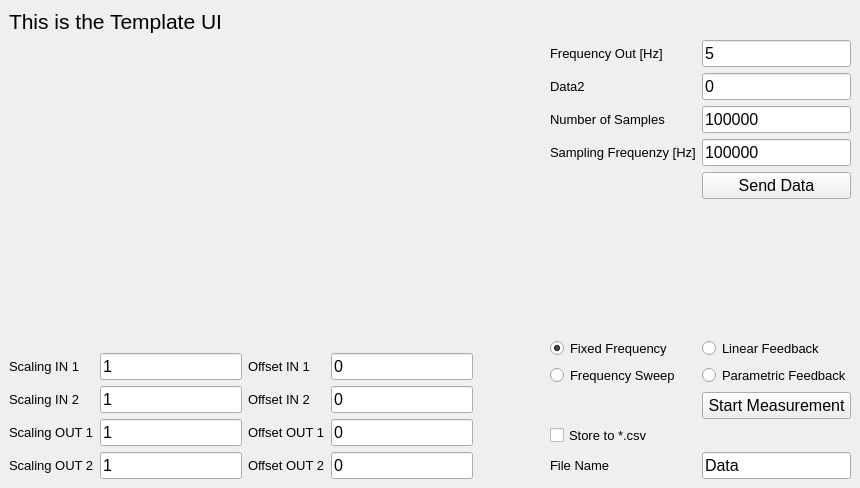
Old version of the form GUI_v2.0/UI.ui in the repository ccam80/RedPitaya_PC_Client.
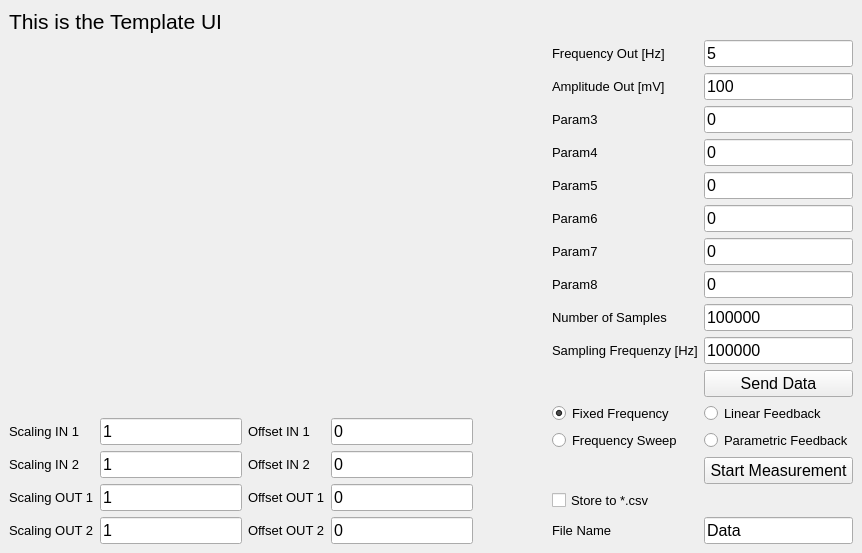
New version of the form.

Commit message: Updated to 8 input parameter

What changed in the file:
```diff
--- a/GUI_v2.0/UI.ui
+++ b/GUI_v2.0/UI.ui
@@ -6,8 +6,8 @@
    <rect>
     <x>0</x>
     <y>0</y>
-    <width>860</width>
-    <height>488</height>
+    <width>862</width>
+    <height>552</height>
    </rect>
   </property>
   <property name="windowTitle">
@@ -301,6 +301,105 @@
           </property>
          </widget>
         </item>
+        <item row="8" column="1">
+         <widget class="QLineEdit" name="inputData9">
+          <property name="font">
+           <font>
+            <pointsize>12</pointsize>
+           </font>
+          </property>
+          <property name="text">
+           <string>100000</string>
+          </property>
+         </widget>
+        </item>
+        <item row="10" column="1">
+         <widget class="QPushButton" name="buttonSend">
+          <property name="font">
+           <font>
+            <pointsize>12</pointsize>
+           </font>
+          </property>
+          <property name="text">
+           <string>Send Data</string>
+          </property>
+         </widget>
+        </item>
+        <item row="14" column="1">
+         <widget class="QPushButton" name="buttonMeasurement">
+          <property name="font">
+           <font>
+            <pointsize>12</pointsize>
+           </font>
+          </property>
+          <property name="text">
+           <string>Start Measurement</string>
+          </property>
+         </widget>
+        </item>
+        <item row="9" column="0">
+         <widget class="QLabel" name="labelData10">
+          <property name="font">
+           <font>
+            <pointsize>10</pointsize>
+           </font>
+          </property>
+          <property name="layoutDirection">
+           <enum>Qt::LeftToRight</enum>
+          </property>
+          <property name="text">
+           <string>Sampling Frequenzy [Hz]</string>
+          </property>
+         </widget>
+        </item>
+        <item row="3" column="1">
+         <widget class="QLineEdit" name="inputData4">
+          <property name="font">
+           <font>
+            <pointsize>12</pointsize>
+           </font>
+          </property>
+          <property name="text">
+           <string>0</string>
+          </property>
+         </widget>
+        </item>
+        <item row="5" column="1">
+         <widget class="QLineEdit" name="inputData6">
+          <property name="font">
+           <font>
+            <pointsize>12</pointsize>
+           </font>
+          </property>
+          <property name="text">
+           <string>0</string>
+          </property>
+         </widget>
+        </item>
+        <item row="3" column="0">
+         <widget class="QLabel" name="labelData4">
+          <property name="font">
+           <font>
+            <pointsize>10</pointsize>
+           </font>
+          </property>
+          <property name="text">
+           <string>Param4</string>
+          </property>
+         </widget>
+        </item>
+        <item row="13" column="0">
+         <widget class="QRadioButton" name="Frequency_Sweep">
+          <property name="font">
+           <font>
+            <pointsize>10</pointsize>
+           </font>
+          </property>
+          <property name="text">
+           <string>Frequency Sweep</string>
+          </property>
+         </widget>
+        </item>
         <item row="0" column="1">
          <widget class="QLineEdit" name="inputData1">
           <property name="font">
@@ -324,34 +423,7 @@
            <enum>Qt::LeftToRight</enum>
           </property>
           <property name="text">
-           <string>Data2</string>
-          </property>
-         </widget>
-        </item>
-        <item row="1" column="1">
-         <widget class="QLineEdit" name="inputData2">
-          <property name="font">
-           <font>
-            <pointsize>12</pointsize>
-           </font>
-          </property>
-          <property name="text">
-           <string>0</string>
-          </property>
-         </widget>
-        </item>
-        <item row="2" column="0">
-         <widget class="QLabel" name="labelData3">
-          <property name="font">
-           <font>
-            <pointsize>10</pointsize>
-           </font>
-          </property>
-          <property name="layoutDirection">
-           <enum>Qt::LeftToRight</enum>
-          </property>
-          <property name="text">
-           <string>Number of Samples</string>
+           <string>Amplitude Out [mV]</string>
           </property>
          </widget>
         </item>
@@ -363,12 +435,12 @@
            </font>
           </property>
           <property name="text">
-           <string>100000</string>
+           <string>0</string>
           </property>
          </widget>
         </item>
-        <item row="3" column="0">
-         <widget class="QLabel" name="labelData4">
+        <item row="8" column="0">
+         <widget class="QLabel" name="labelData9">
           <property name="font">
            <font>
             <pointsize>10</pointsize>
@@ -378,35 +450,101 @@
            <enum>Qt::LeftToRight</enum>
           </property>
           <property name="text">
-           <string>Sampling Frequenzy [Hz]</string>
+           <string>Number of Samples</string>
           </property>
          </widget>
         </item>
-        <item row="3" column="1">
-         <widget class="QLineEdit" name="inputData4">
+        <item row="2" column="0">
+         <widget class="QLabel" name="labelData3">
           <property name="font">
            <font>
+            <pointsize>10</pointsize>
+           </font>
+          </property>
+          <property name="text">
+           <string>Param3</string>
+          </property>
+         </widget>
+        </item>
+        <item row="13" column="1">
+         <widget class="QRadioButton" name="Parametric_Feedback">
+          <property name="font">
+           <font>
+            <pointsize>10</pointsize>
+           </font>
+          </property>
+          <property name="text">
+           <string>Parametric Feedback</string>
+          </property>
+         </widget>
+        </item>
+        <item row="6" column="1">
+         <widget class="QLineEdit" name="inputData7">
+          <property name="font">
+           <font>
             <pointsize>12</pointsize>
            </font>
           </property>
           <property name="text">
-           <string>100000</string>
+           <string>0</string>
           </property>
          </widget>
         </item>
-        <item row="4" column="1">
-         <widget class="QPushButton" name="buttonSend">
+        <item row="4" column="0">
+         <widget class="QLabel" name="labelData5">
           <property name="font">
            <font>
+            <pointsize>10</pointsize>
+           </font>
+          </property>
+          <property name="text">
+           <string>Param5</string>
+          </property>
+         </widget>
+        </item>
+        <item row="12" column="0">
+         <widget class="QRadioButton" name="Fixed_Frequency">
+          <property name="font">
+           <font>
+            <pointsize>10</pointsize>
+           </font>
+          </property>
+          <property name="text">
+           <string>Fixed Frequency</string>
+          </property>
+          <property name="checked">
+           <bool>true</bool>
+          </property>
+         </widget>
+        </item>
+        <item row="9" column="1">
+         <widget class="QLineEdit" name="inputData10">
+          <property name="font">
+           <font>
             <pointsize>12</pointsize>
            </font>
           </property>
           <property name="text">
-           <string>Send Data</string>
+           <string>100000</string>
           </property>
          </widget>
         </item>
-        <item row="5" column="0">
+        <item row="16" column="0">
+         <widget class="QLabel" name="labelFileName">
+          <property name="font">
+           <font>
+            <pointsize>10</pointsize>
+           </font>
+          </property>
+          <property name="layoutDirection">
+           <enum>Qt::LeftToRight</enum>
+          </property>
+          <property name="text">
+           <string>File Name</string>
+          </property>
+         </widget>
+        </item>
+        <item row="11" column="0">
          <spacer name="verticalSpacer">
           <property name="orientation">
            <enum>Qt::Vertical</enum>
@@ -419,70 +557,31 @@
           </property>
          </spacer>
         </item>
-        <item row="6" column="0">
-         <widget class="QRadioButton" name="Fixed_Frequency">
+        <item row="1" column="1">
+         <widget class="QLineEdit" name="inputData2">
           <property name="font">
            <font>
-            <pointsize>10</pointsize>
+            <pointsize>12</pointsize>
            </font>
           </property>
           <property name="text">
-           <string>Fixed Frequency</string>
+           <string>100</string>
           </property>
-          <property name="checked">
-           <bool>true</bool>
-          </property>
          </widget>
         </item>
-        <item row="6" column="1">
-         <widget class="QRadioButton" name="Linear_Feedback">
+        <item row="4" column="1">
+         <widget class="QLineEdit" name="inputData5">
           <property name="font">
            <font>
-            <pointsize>10</pointsize>
-           </font>
-          </property>
-          <property name="text">
-           <string>Linear Feedback</string>
-          </property>
-         </widget>
-        </item>
-        <item row="7" column="0">
-         <widget class="QRadioButton" name="Frequency_Sweep">
-          <property name="font">
-           <font>
-            <pointsize>10</pointsize>
-           </font>
-          </property>
-          <property name="text">
-           <string>Frequency Sweep</string>
-          </property>
-         </widget>
-        </item>
-        <item row="7" column="1">
-         <widget class="QRadioButton" name="Parametric_Feedback">
-          <property name="font">
-           <font>
-            <pointsize>10</pointsize>
-           </font>
-          </property>
-          <property name="text">
-           <string>Parametric Feedback</string>
-          </property>
-         </widget>
-        </item>
-        <item row="8" column="1">
-         <widget class="QPushButton" name="buttonMeasurement">
-          <property name="font">
-           <font>
             <pointsize>12</pointsize>
            </font>
           </property>
           <property name="text">
-           <string>Start Measurement</string>
+           <string>0</string>
           </property>
          </widget>
         </item>
-        <item row="9" column="0">
+        <item row="15" column="0">
          <widget class="QCheckBox" name="checkBoxStore">
           <property name="font">
            <font>
@@ -494,22 +593,7 @@
           </property>
          </widget>
         </item>
-        <item row="10" column="0">
-         <widget class="QLabel" name="labelFileName">
-          <property name="font">
-           <font>
-            <pointsize>10</pointsize>
-           </font>
-          </property>
-          <property name="layoutDirection">
-           <enum>Qt::LeftToRight</enum>
-          </property>
-          <property name="text">
-           <string>File Name</string>
-          </property>
-         </widget>
-        </item>
-        <item row="10" column="1">
+        <item row="16" column="1">
          <widget class="QLineEdit" name="inputFileName">
           <property name="font">
            <font>
@@ -521,6 +605,66 @@
           </property>
          </widget>
         </item>
+        <item row="12" column="1">
+         <widget class="QRadioButton" name="Linear_Feedback">
+          <property name="font">
+           <font>
+            <pointsize>10</pointsize>
+           </font>
+          </property>
+          <property name="text">
+           <string>Linear Feedback</string>
+          </property>
+         </widget>
+        </item>
+        <item row="7" column="1">
+         <widget class="QLineEdit" name="inputData8">
+          <property name="font">
+           <font>
+            <pointsize>12</pointsize>
+           </font>
+          </property>
+          <property name="text">
+           <string>0</string>
+          </property>
+         </widget>
+        </item>
+        <item row="5" column="0">
+         <widget class="QLabel" name="labelData6">
+          <property name="font">
+           <font>
+            <pointsize>10</pointsize>
+           </font>
+          </property>
+          <property name="text">
+           <string>Param6</string>
+          </property>
+         </widget>
+        </item>
+        <item row="6" column="0">
+         <widget class="QLabel" name="labelData7">
+          <property name="font">
+           <font>
+            <pointsize>10</pointsize>
+           </font>
+          </property>
+          <property name="text">
+           <string>Param7</string>
+          </property>
+         </widget>
+        </item>
+        <item row="7" column="0">
+         <widget class="QLabel" name="labelData8">
+          <property name="font">
+           <font>
+            <pointsize>10</pointsize>
+           </font>
+          </property>
+          <property name="text">
+           <string>Param8</string>
+          </property>
+         </widget>
+        </item>
        </layout>
       </item>
      </layout>
```
Left out of the diff: 4 changed lines with no effect on the pictures. The commit also changes 3 other files.
